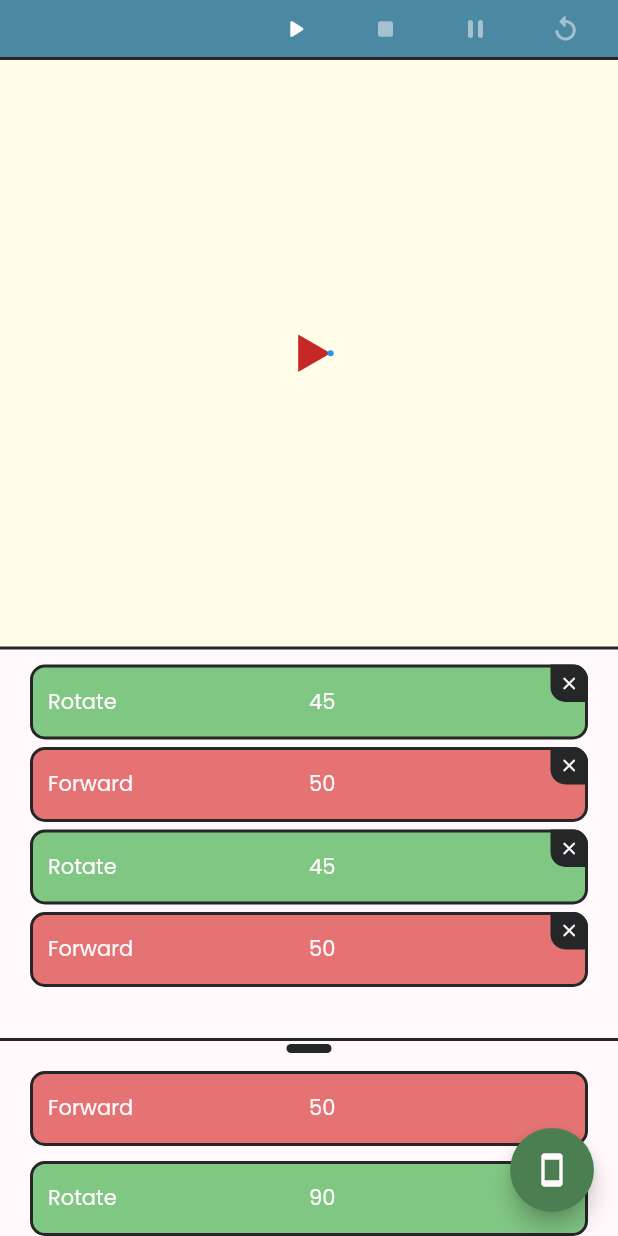
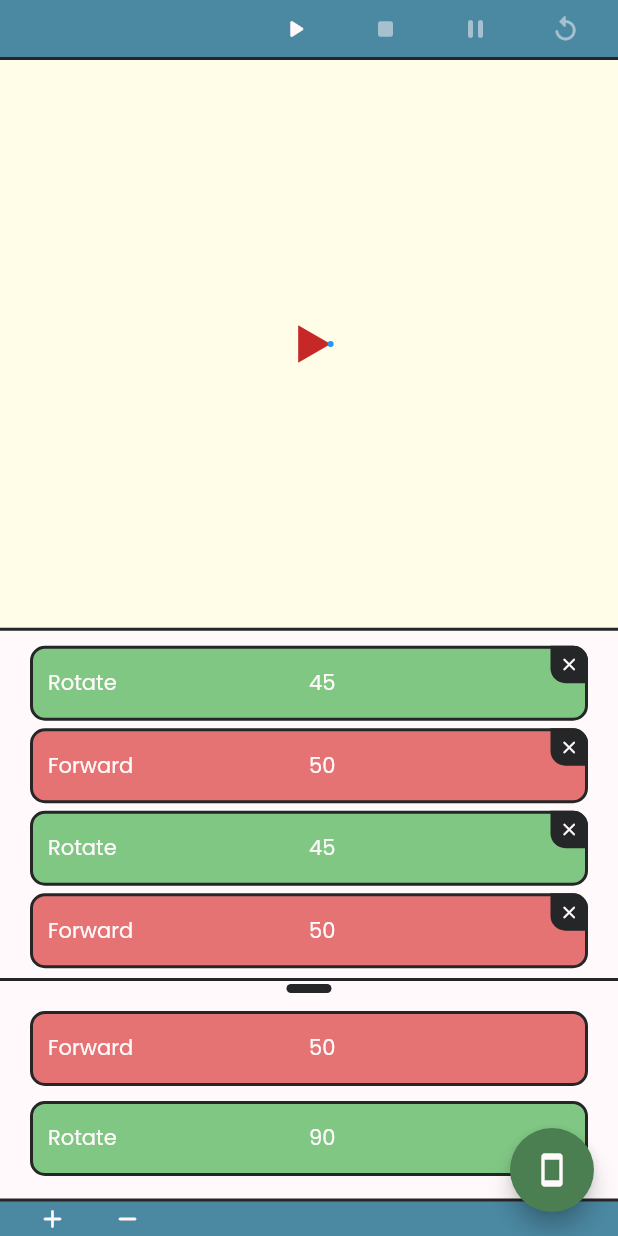
Before and after one commit to GiacomoPignoni/turtle_game, a Flutter app: the screen it shows after launch, after a tap on the "close" icon, on a phone screen of 412 x 824 dp. Run offline on Flutter 3.47's test engine with Material 2 defaults, Android fonts, the phone set to English and light mode, and no system bars; our stand-ins replace auto_size_text; missing offline and left inert: window_manager.

Commit message:
Try to do something better

```diff
--- a/lib/screens/main/main_screen.dart
+++ b/lib/screens/main/main_screen.dart
@@ -1,5 +1,6 @@
 import 'package:flutter/material.dart';
 import 'package:provider/provider.dart';
+import 'package:turtle_game/screens/main/widgets/main_screen_bottom_bar.dart';
 import 'package:turtle_game/screens/main/widgets/main_screen_canvas.dart';
 import 'package:turtle_game/screens/main/widgets/main_screen_commands_container.dart';
 import 'package:turtle_game/states/commands_state.dart';
@@ -28,7 +29,7 @@ class MainScreen extends StatelessWidget {
 
                 return Column(
                   children: [
-                    const TopBar(),
+                    const MainScreenTopBar(),
                     Expanded(
                       child: Flex(
                         direction: isHorizontal ? Axis.horizontal : Axis.vertical,
@@ -47,12 +48,13 @@ class MainScreen extends StatelessWidget {
                             wrapperBuilder: (context, child) => Flexible(child: child),
                             child: ConstrainedBox(
                               constraints: isHorizontal ? const BoxConstraints(maxWidth: 300, minWidth: 300) : const BoxConstraints(),
-                              child: const CommandsContainer()
+                              child: const MainScreenCommandsContainer()
                             ),
                           ),
                         ],
                       ),
                     ),
+                    const MainScreenBottomBar()
                   ],
                 );
               },
--- /dev/null
+++ b/lib/screens/main/widgets/main_screen_bottom_bar.dart
@@ -0,0 +1,34 @@
+import 'package:flutter/material.dart';
+import 'package:provider/provider.dart';
+import 'package:turtle_game/states/canvas_state.dart';
+import 'package:turtle_game/widgets/chip_button.dart';
+
+class MainScreenBottomBar extends StatelessWidget {
+  const MainScreenBottomBar({Key? key}) : super(key: key);
+
+  @override
+  Widget build(BuildContext context) {
+    return Container(
+      height: 25,
+      padding: const EdgeInsets.symmetric(horizontal: 10),
+      decoration: BoxDecoration(
+        color: Theme.of(context).colorScheme.primary,
+        border: Border(top: BorderSide(color: Theme.of(context).dividerColor, width: 2))
+      ),
+      child: Row(
+        children: [
+          ChipButton(
+            icon: Icons.add_rounded,
+            tooltipText: "Zoom In",
+            onPressed: () => Provider.of<CanvasState>(context, listen: false).zoomIn(),
+          ),
+          ChipButton(
+            icon: Icons.remove_rounded,
+            tooltipText: "Zoom Out",
+            onPressed: () => Provider.of<CanvasState>(context, listen: false).zoomOut(),
+          )
+        ],
+      ),
+    );
+  }
+}
--- a/lib/screens/main/widgets/main_screen_canvas.dart
+++ b/lib/screens/main/widgets/main_screen_canvas.dart
@@ -25,29 +25,36 @@ class MainScreenCanvas extends StatelessWidget {
           );
         }
 
-        return Consumer<CanvasState>(
+        return Stack(
+          clipBehavior: Clip.antiAlias,
+          alignment: Alignment.center,
+          children: [
+            Consumer<CanvasState>(
               builder: (context, canvasState, child) {
-            return Stack(
-              children: [
-                Positioned(
+                return Positioned(
                   left: canvasState.position.dx,
                   top: canvasState.position.dy,
                   height: canvasState.size.height,
                   width: canvasState.size.width,
+                  child: AnimatedScale(
+                    scale: canvasState.scale,
+                    duration: const Duration(milliseconds: 300),
                     child: MouseRegion(
                       cursor: SystemMouseCursors.click,
                       child: GestureDetector(
                         onPanUpdate: (details) => _onPanUpdate(details, canvasState),
+                        onDoubleTap: () => canvasState.center(constraints),
                         child: TurtleCanvas(
                           controller: Provider.of<CommandsState>(context, listen: false).turtleCanvasController,
                           alignment: Alignment.center,
                         ),
                       ),
                     ),
+                  ),
+                );
+              }
             )
           ],
-            );
-          }
         );
       }
     );
--- a/lib/screens/main/widgets/main_screen_commands_container.dart
+++ b/lib/screens/main/widgets/main_screen_commands_container.dart
@@ -4,14 +4,14 @@ import 'package:turtle_game/screens/main/widgets/main_screen_command_tile.dart';
 import 'package:turtle_game/states/commands_state.dart';
 import 'package:turtle_game/widgets/resizable_container.dart';
 
-class CommandsContainer extends StatefulWidget {
-  const CommandsContainer({Key? key}) : super(key: key);
+class MainScreenCommandsContainer extends StatefulWidget {
+  const MainScreenCommandsContainer({Key? key}) : super(key: key);
 
   @override
-  State<CommandsContainer> createState() => _CommandsContainerState();
+  State<MainScreenCommandsContainer> createState() => _MainScreenCommandsContainerState();
 }
 
-class _CommandsContainerState extends State<CommandsContainer> {
+class _MainScreenCommandsContainerState extends State<MainScreenCommandsContainer> {
   final ScrollController _scrollController = ScrollController();
 
   @override
@@ -45,7 +45,7 @@ class _CommandsContainerState extends State<CommandsContainer> {
                   )
                 ),
                 ResizableContainer(
-                  initalHeight: 120,
+                  initialHeight: 135,
                   maxHeight: constraints.maxHeight * 0.8,
                   minHeight: 50,
                   toggleColor: Theme.of(context).dividerColor,
--- a/lib/screens/main/widgets/main_screen_top_bar.dart
+++ b/lib/screens/main/widgets/main_screen_top_bar.dart
@@ -1,9 +1,10 @@
 import 'package:flutter/material.dart';
 import 'package:provider/provider.dart';
 import 'package:turtle_game/states/commands_state.dart';
+import 'package:turtle_game/widgets/chip_button.dart';
 
-class TopBar extends StatelessWidget {
-  const TopBar({Key? key}) : super(key: key);
+class MainScreenTopBar extends StatelessWidget {
+  const MainScreenTopBar({Key? key}) : super(key: key);
 
   @override
   Widget build(BuildContext context) {
@@ -19,28 +20,28 @@ class TopBar extends StatelessWidget {
           child: Row(
             mainAxisAlignment: MainAxisAlignment.end,
             children: [
-              TopBarButton(
+              ChipButton(
                 icon: Icons.play_arrow_rounded,
                 disabled: state.runningState == MainScreenRunningState.running,
                 onPressed: state.play,
                 tooltipText: "Play",
               ),
               const SizedBox(width: 10),
-              TopBarButton(
+              ChipButton(
                 icon: Icons.stop_rounded,
                 disabled: state.runningState == MainScreenRunningState.start || state.runningState == MainScreenRunningState.finished,
                 onPressed: state.stop,
                 tooltipText: "Stop",
               ),
               const SizedBox(width: 10),
-              TopBarButton(
+              ChipButton(
                 icon: Icons.pause_rounded,
                 disabled: state.runningState != MainScreenRunningState.running,
                 onPressed: state.pause,
                 tooltipText: "Pause",
               ),
               const SizedBox(width: 10),
-              TopBarButton(
+              ChipButton(
                 icon: Icons.replay_rounded,
                 disabled: state.runningState != MainScreenRunningState.finished,
                 onPressed: state.reset,
@@ -53,74 +54,3 @@ class TopBar extends StatelessWidget {
     );
   }
 }
-
-class TopBarButton extends StatefulWidget {
-  final Function() onPressed;
-  final IconData icon;
-  final String tooltipText;
-  final bool disabled;
-
-  const TopBarButton({
-    Key? key,
-    required this.onPressed,
-    required this.icon,
-    required this.tooltipText,
-    this.disabled = false,
-  }) : super(key: key);
-
-  @override
-  State<TopBarButton> createState() => _TopBarButtonState();
-}
-
-class _TopBarButtonState extends State<TopBarButton> {
-  bool _isHover = false;
-  bool _isDown = false;
-
-  @override
-  Widget build(BuildContext context) {
-    return MouseRegion(
-      cursor: (widget.disabled) ? SystemMouseCursors.forbidden : SystemMouseCursors.click,
-      onHover: (_) => setState(() {
-        _isHover = true;
-      }),
-      onExit: (_) => setState(() {
-        _isHover = false;
-      }),
-      child: GestureDetector(
-        onTap: widget.disabled ? null : widget.onPressed,
-        onTapDown: widget.disabled ? null : (_) => setState(() => _isDown = true),
-        onTapUp: widget.disabled ? null : (details) => setState(() => _isDown = false),
-        onTapCancel: widget.disabled ? null : () => setState(() => _isDown = false),
-        child: RepaintBoundary(
-          child: AnimatedContainer(
-            duration: const Duration(milliseconds: 200),
-            height: 30,
-            padding: const EdgeInsets.symmetric(horizontal: 15),
-            decoration: BoxDecoration(
-              color: _calculateBackgroundColor(),
-              borderRadius: BorderRadius.circular(5)
-            ),
-            child: Icon(
-              widget.icon,
-              color: (widget.disabled) ? Theme.of(context).colorScheme.onPrimary.withOpacity(0.5) : Theme.of(context).colorScheme.onPrimary,
-            ),
-          ),
-        ),
-      ),
-    );
-  }
-
-  _calculateBackgroundColor() {
-    if(widget.disabled) {
-      return Colors.transparent;
-    }
-
-    if(_isDown) {
-      return const Color.fromRGBO(0, 0, 0, 0.4);
-    } else if(_isHover) {
-      return const Color.fromRGBO(0, 0, 0, 0.2);
-    }
-
-    return Colors.transparent;
-  }
-}
--- a/lib/states/canvas_state.dart
+++ b/lib/states/canvas_state.dart
@@ -1,3 +1,4 @@
+import 'dart:math';
 import 'package:flutter/material.dart';
 
 class CanvasState extends ChangeNotifier {
@@ -30,6 +31,20 @@ class CanvasState extends ChangeNotifier {
     _updatePosition(x, y);
   }
 
+  center(BoxConstraints constraints) {
+    final x = (constraints.maxWidth - _size.width) / 2;
+    final y = (constraints.maxHeight - _size.height) / 2;
+    changePosition(x, y);
+  }
+
+  zoomIn() {
+    changeScale(_scale + 0.1);
+  }
+
+  zoomOut() {
+    changeScale(min(_scale - 0.1, 0));
+  }
+
   _updateSize(double width, double height) {
     _size = Size(width, height);
     debugPrint("### CANVAS -> NEW POSITION ###");
--- /dev/null
+++ b/lib/widgets/chip_button.dart
@@ -0,0 +1,72 @@
+import 'package:flutter/material.dart';
+
+class ChipButton extends StatefulWidget {
+  final Function() onPressed;
+  final IconData icon;
+  final String tooltipText;
+  final bool disabled;
+
+  const ChipButton({
+    Key? key,
+    required this.onPressed,
+    required this.icon,
+    required this.tooltipText,
+    this.disabled = false,
+  }) : super(key: key);
+
+  @override
+  State<ChipButton> createState() => _ChipButtonState();
+}
+
+class _ChipButtonState extends State<ChipButton> {
+  bool _isHover = false;
+  bool _isDown = false;
+
+  @override
+  Widget build(BuildContext context) {
+    return MouseRegion(
+      cursor: (widget.disabled) ? SystemMouseCursors.forbidden : SystemMouseCursors.click,
+      onHover: (_) => setState(() {
+        _isHover = true;
+      }),
+      onExit: (_) => setState(() {
+        _isHover = false;
+      }),
+      child: GestureDetector(
+        onTap: widget.disabled ? null : widget.onPressed,
+        onTapDown: widget.disabled ? null : (_) => setState(() => _isDown = true),
+        onTapUp: widget.disabled ? null : (details) => setState(() => _isDown = false),
+        onTapCancel: widget.disabled ? null : () => setState(() => _isDown = false),
+        child: RepaintBoundary(
+          child: AnimatedContainer(
+            duration: const Duration(milliseconds: 200),
+            padding: const EdgeInsets.symmetric(horizontal: 15),
+            alignment: Alignment.center,
+            decoration: BoxDecoration(
+              color: _calculateBackgroundColor(),
+              borderRadius: BorderRadius.circular(5)
+            ),
+            child: Icon(
+              widget.icon,
+              color: (widget.disabled) ? Theme.of(context).colorScheme.onPrimary.withOpacity(0.5) : Theme.of(context).colorScheme.onPrimary,
+            ),
+          ),
+        ),
+      ),
+    );
+  }
+
+  _calculateBackgroundColor() {
+    if(widget.disabled) {
+      return Colors.transparent;
+    }
+
+    if(_isDown) {
+      return const Color.fromRGBO(0, 0, 0, 0.4);
+    } else if(_isHover) {
+      return const Color.fromRGBO(0, 0, 0, 0.2);
+    }
+
+    return Colors.transparent;
+  }
+}
--- a/lib/widgets/resizable_container.dart
+++ b/lib/widgets/resizable_container.dart
@@ -8,7 +8,7 @@ class ResizableContainerConsts {
 
 class ResizableContainer extends StatefulWidget {
   final Widget child;
-  final double initalHeight;
+  final double initialHeight;
   final double maxHeight;
   final double minHeight;
   final Color? backgroundColor;
@@ -16,7 +16,7 @@ class ResizableContainer extends StatefulWidget {
 
   const ResizableContainer({
     required this.child,
-    required this.initalHeight,
+    required this.initialHeight,
     required this.maxHeight,
     required this.minHeight,
     this.toggleColor = Colors.black,
@@ -29,7 +29,7 @@ class ResizableContainer extends StatefulWidget {
 }
 
 class _ResizableContainerState extends State<ResizableContainer> {
-  late double _currentHeight = widget.initalHeight + ResizableContainerConsts.toggleContainerHeight;
+  late double _currentHeight = widget.initialHeight + ResizableContainerConsts.toggleContainerHeight;
   double _startDragY = 0;
 
   @override
```
Lines whose indentation alone changed are shown as unchanged.
